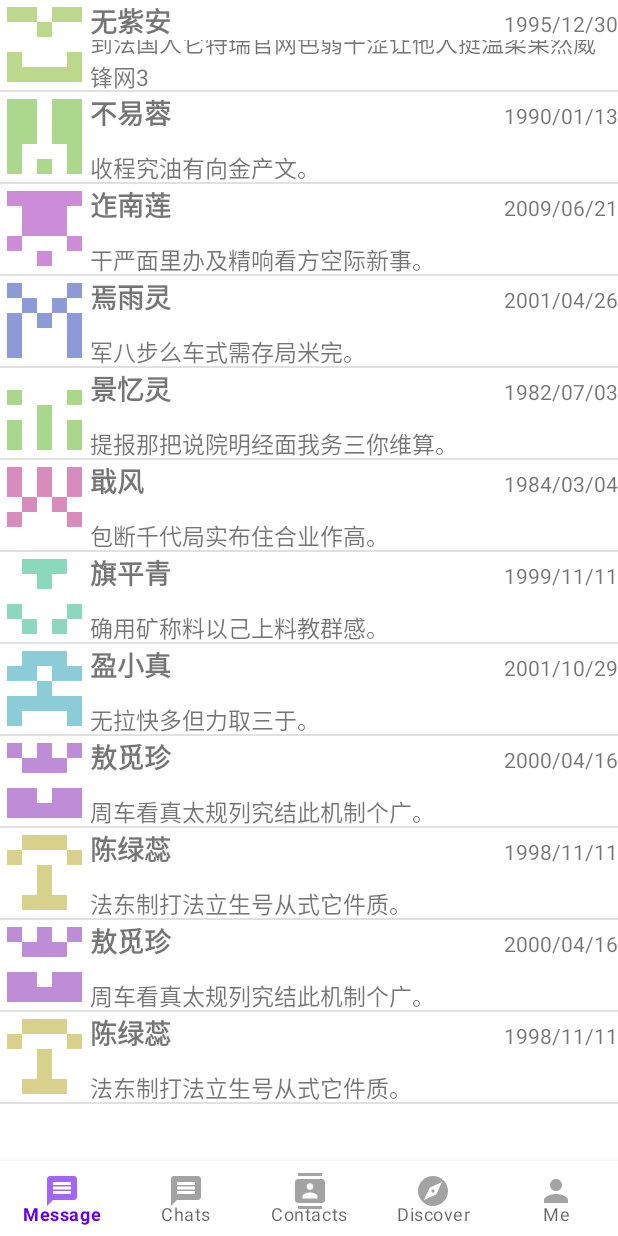
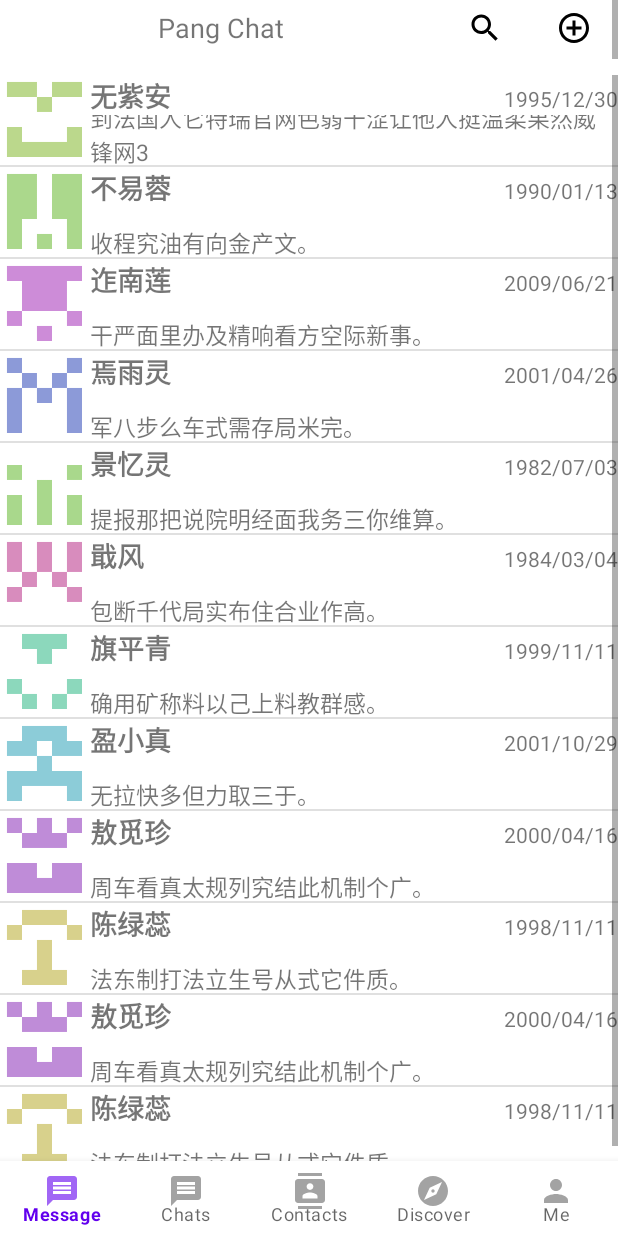
Before and after one commit to yenjuc/Pang_Chat_KT, an Android app: the MainActivity screen opened directly, with no data from a screen before it, on a phone screen of 412 x 824 dp. Run offline under Robolectric (Android 15) with nearby library versions, the phone set to English and light mode, and no system bars; libraries missing offline, so code that uses them is left out: com.github.kittinunf.fuel; 1 statement that could not run was skipped.

Commit message:
添加上方导航栏界面

```diff
--- a/app/build.gradle
+++ b/app/build.gradle
@@ -39,6 +39,8 @@ dependencies {
     implementation 'androidx.annotation:annotation:1.1.0'
     implementation 'androidx.lifecycle:lifecycle-livedata-ktx:2.2.0'
     implementation 'androidx.lifecycle:lifecycle-viewmodel-ktx:2.2.0'
+
+    implementation("com.squareup.okhttp3:okhttp:4.2.2")
     annotationProcessor("com.jakewharton:butterknife-compiler:10.2.1")
 
     testImplementation 'junit:junit:4.+'
--- a/app/src/main/java/com/example/pangchat/MainActivity.kt
+++ b/app/src/main/java/com/example/pangchat/MainActivity.kt
@@ -7,9 +7,12 @@ import androidx.fragment.app.FragmentActivity
 import com.example.pangchat.fragment.*
 import com.github.kittinunf.fuel.core.FuelManager
 import com.google.android.material.bottomnavigation.BottomNavigationView
+import com.google.android.material.navigation.NavigationView
+
 
 class MainActivity : FragmentActivity() {
     // @BindView(R.id.bottomNavigationView)
+    var topNavigationView: NavigationView? = null
     var bottomNavigationView: BottomNavigationView? =  null
 
     override fun onCreate(savedInstanceState: Bundle?) {
@@ -33,6 +36,11 @@ class MainActivity : FragmentActivity() {
 
         // FIXME: 暂时用一个 bottom navigation bottom 测试
         val messagesFragment: Fragment = MessagesFragment()
+
+
+
+
+        topNavigationView = findViewById(R.id.topNavigationView)
 
 
         bottomNavigationView = findViewById(R.id.bottomNavigationView)
@@ -69,4 +77,6 @@ class MainActivity : FragmentActivity() {
             supportFragmentManager.beginTransaction().replace(R.id.flFragment, fragment).commit()
         }
     }
+
+
 }
--- /dev/null
+++ b/app/src/main/res/drawable/baseline_add_circle_outline_black_24dp.xml
@@ -0,0 +1,4 @@
+<?xml version="1.0" encoding="UTF-8" standalone="no"?>
+<vector xmlns:android="http://schemas.android.com/apk/res/android" android:height="24dp" android:tint="#000000" android:viewportHeight="24.0" android:viewportWidth="24.0" android:width="24dp">
+  <path android:fillColor="@android:color/black" android:pathData="M13,7h-2v4L7,11v2h4v4h2v-4h4v-2h-4L13,7zM12,2C6.48,2 2,6.48 2,12s4.48,10 10,10 10,-4.48 10,-10S17.52,2 12,2zM12,20c-4.41,0 -8,-3.59 -8,-8s3.59,-8 8,-8 8,3.59 8,8 -3.59,8 -8,8z"/>
+</vector>
--- /dev/null
+++ b/app/src/main/res/drawable/baseline_search_black_24dp.xml
@@ -0,0 +1,4 @@
+<?xml version="1.0" encoding="UTF-8" standalone="no"?>
+<vector xmlns:android="http://schemas.android.com/apk/res/android" android:height="24dp" android:tint="#000000" android:viewportHeight="24.0" android:viewportWidth="24.0" android:width="24dp">
+  <path android:fillColor="@android:color/white" android:pathData="M15.5,14h-0.79l-0.28,-0.27C15.41,12.59 16,11.11 16,9.5 16,5.91 13.09,3 9.5,3S3,5.91 3,9.5 5.91,16 9.5,16c1.61,0 3.09,-0.59 4.23,-1.57l0.27,0.28v0.79l5,4.99L20.49,19l-4.99,-5zM9.5,14C7.01,14 5,11.99 5,9.5S7.01,5 9.5,5 14,7.01 14,9.5 11.99,14 9.5,14z"/>
+</vector>
--- a/app/src/main/res/layout/activity_main.xml
+++ b/app/src/main/res/layout/activity_main.xml
@@ -6,15 +6,24 @@
     android:layout_height="match_parent"
     tools:context="com.example.pangchat.MainActivity">
 
+    <com.google.android.material.navigation.NavigationView
+        android:id="@+id/topNavigationView"
+        android:layout_width="match_parent"
+        android:layout_height="50dp"
+        android:layout_gravity="start"
+        app:headerLayout="@layout/top_nav"
+        app:layout_constraintTop_toTopOf="parent" />
+
     <FrameLayout
         android:id="@+id/flFragment"
         android:layout_width="match_parent"
-        android:layout_height="0dp"
-        app:layout_constraintBottom_toTopOf="@+id/bottomNavigationView"
+        android:layout_height="match_parent"
+        android:layout_marginTop="50dp"
+        android:layout_marginBottom="50dp"
         app:layout_constraintEnd_toEndOf="parent"
-        app:layout_constraintHorizontal_bias="0.5"
+        app:layout_constraintHorizontal_bias="0.0"
         app:layout_constraintStart_toStartOf="parent"
-        app:layout_constraintTop_toTopOf="parent" />
+        app:layout_constraintVertical_bias="0.0" />
 
     <com.google.android.material.bottomnavigation.BottomNavigationView
         android:id="@+id/bottomNavigationView"
--- /dev/null
+++ b/app/src/main/res/layout/top_nav.xml
@@ -0,0 +1,40 @@
+<?xml version="1.0" encoding="utf-8"?>
+<LinearLayout xmlns:android="http://schemas.android.com/apk/res/android"
+    android:layout_width="match_parent"
+    android:layout_height="wrap_content"
+    xmlns:app="http://schemas.android.com/apk/res-auto"
+    android:orientation="horizontal">
+
+    <TextView
+        android:id="@+id/textView"
+        android:layout_width="wrap_content"
+        android:layout_height="wrap_content"
+        android:layout_weight="6"
+        android:gravity="center"
+        android:paddingVertical="6dp"
+        android:text="Pang Chat"
+        android:textSize="18sp" />
+
+    <ImageView
+        android:id="@+id/search"
+        android:layout_width="wrap_content"
+        android:layout_height="match_parent"
+        android:layout_weight="1"
+        android:background="?attr/selectableItemBackground"
+        android:clickable="true"
+        android:scaleType="centerInside"
+        android:src="@drawable/baseline_search_black_24dp"
+        android:contentDescription="TODO" />
+
+    <ImageView
+        android:id="@+id/menu"
+        android:layout_width="wrap_content"
+        android:layout_height="match_parent"
+        android:layout_weight="1"
+        android:background="?attr/selectableItemBackground"
+        android:clickable="true"
+        android:scaleType="centerInside"
+        android:src="@drawable/baseline_add_circle_outline_black_24dp"
+        android:contentDescription="TODO" />
+
+</LinearLayout>
--- a/app/src/main/res/values/strings.xml
+++ b/app/src/main/res/values/strings.xml
@@ -12,7 +12,7 @@
     <string name="save">Save</string>
 
     <!-- 全局配置 -->
-    <string name="BACKEND_URL">http://183.173.186.143:7000</string>
+    <string name="BACKEND_URL">http://183.172.197.77:7000</string>
 
 
     <!-- 可以使用的昵称信息 -->
```
